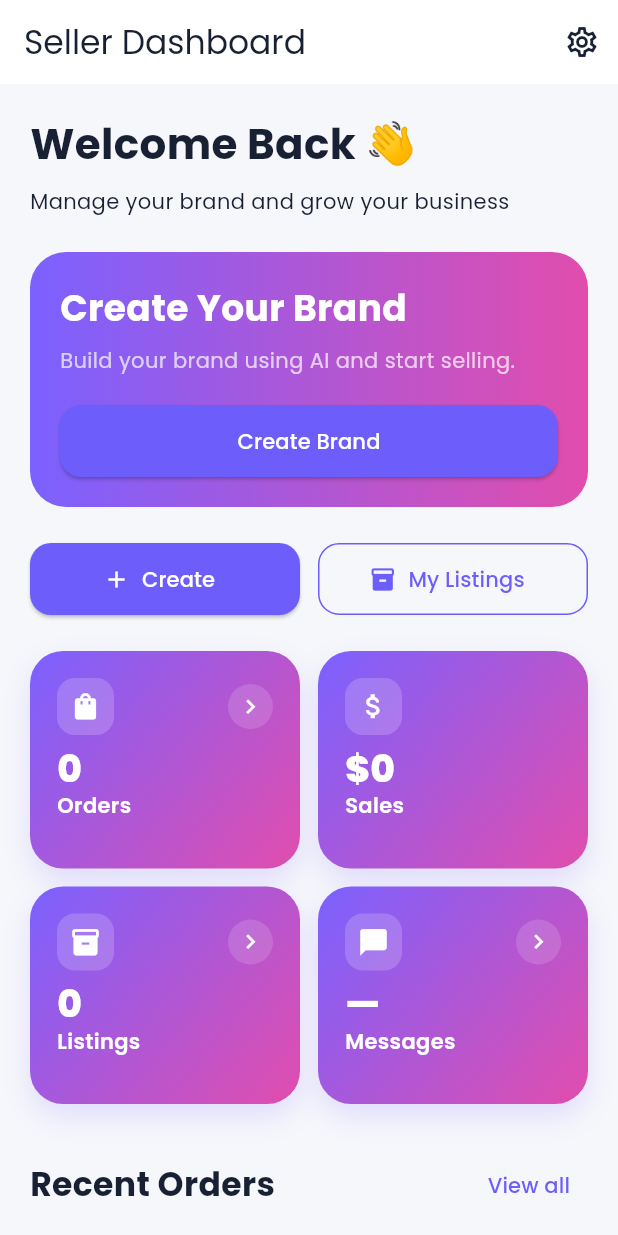
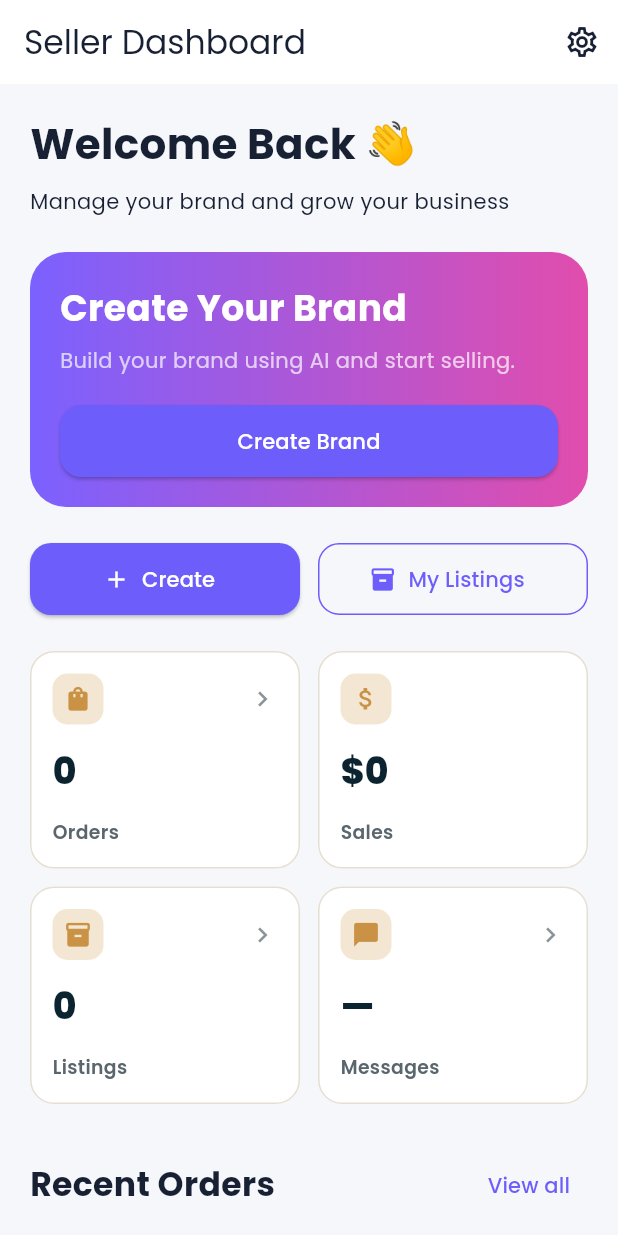
Before and after one commit to ujwaljetly-create/brandNextDoor, a Flutter app: the SellerDashboardScreen screen opened by its route, on a phone screen of 412 x 824 dp. Run offline on Flutter 3.47's test engine with Material 3 defaults, Android fonts, the phone set to English and light mode, and no system bars; our stand-ins replace cloud_firestore, firebase_auth, firebase_core, firebase_messaging, firebase_storage, flutter_dotenv and 6 more; accounts and stored records are empty.

Commit message:
Restyle seller dashboard metric cards

```diff
--- a/lib/features/seller/widgets/dashboard_stat_card.dart
+++ b/lib/features/seller/widgets/dashboard_stat_card.dart
@@ -5,6 +5,7 @@ class DashboardStatCard extends StatelessWidget {
   final String value;
   final IconData icon;
   final VoidCallback? onTap;
+  final String? changeLabel;
 
   const DashboardStatCard({
     super.key,
@@ -12,109 +13,80 @@ class DashboardStatCard extends StatelessWidget {
     required this.value,
     required this.icon,
     this.onTap,
+    this.changeLabel,
   });
 
   @override
   Widget build(BuildContext context) {
-    return LayoutBuilder(
-      builder: (context, constraints) {
-        final isCompact = constraints.maxHeight < 120;
+    const navy = Color(0xFF0C2430);
+    const gold = Color(0xFFC99245);
 
-        return DecoratedBox(
+    return Material(
+      color: Colors.white,
+      borderRadius: BorderRadius.circular(16),
+      child: InkWell(
+        borderRadius: BorderRadius.circular(16),
+        onTap: onTap,
+        child: Container(
+          padding: const EdgeInsets.all(14),
           decoration: BoxDecoration(
-            borderRadius: BorderRadius.circular(22),
-            gradient: const LinearGradient(
-              begin: Alignment.topLeft,
-              end: Alignment.bottomRight,
-              colors: [
-                Color(0xFF7B61FF),
-                Color(0xFFE14DAD),
-              ],
+            borderRadius: BorderRadius.circular(16),
+            border: Border.all(color: const Color(0xFFE6DED2)),
           ),
-            boxShadow: [
-              BoxShadow(
-                color: const Color(0xFF7B61FF).withValues(alpha: 0.18),
-                blurRadius: 16,
-                offset: const Offset(0, 8),
-              ),
-            ],
-          ),
-          child: Material(
-            color: Colors.transparent,
-            child: InkWell(
-              borderRadius: BorderRadius.circular(22),
-              onTap: onTap,
-              child: Padding(
-                padding: EdgeInsets.all(isCompact ? 12 : 18),
           child: Column(
             crossAxisAlignment: CrossAxisAlignment.start,
-                  mainAxisSize: MainAxisSize.max,
+            mainAxisAlignment: MainAxisAlignment.spaceBetween,
             children: [
               Row(
                 children: [
                   Container(
-                          width: isCompact ? 34 : 38,
-                          height: isCompact ? 34 : 38,
+                    width: 34,
+                    height: 34,
                     decoration: BoxDecoration(
-                            color: Colors.white.withValues(alpha: 0.18),
-                            borderRadius: BorderRadius.circular(12),
+                      color: const Color(0xFFF3E7D4),
+                      borderRadius: BorderRadius.circular(10),
                     ),
-                          child: Icon(
-                            icon,
-                            color: Colors.white,
-                            size: isCompact ? 19 : 21,
-                          ),
+                    child: Icon(icon, color: gold, size: 19),
                   ),
                   const Spacer(),
                   if (onTap != null)
-                          Container(
-                            width: isCompact ? 28 : 30,
-                            height: isCompact ? 28 : 30,
-                            decoration: BoxDecoration(
-                              color: Colors.white.withValues(alpha: 0.14),
-                              shape: BoxShape.circle,
-                            ),
-                            child: const Icon(
-                              Icons.chevron_right,
-                              size: 19,
-                              color: Colors.white,
-                            ),
-                          ),
+                    const Icon(Icons.chevron_right, color: Color(0xFF8B9398), size: 20),
                 ],
               ),
-                    SizedBox(height: isCompact ? 6 : 10),
-                    Flexible(
-                      child: Text(
+              Text(
                 value,
                 maxLines: 1,
                 overflow: TextOverflow.ellipsis,
-                        style: TextStyle(
-                          fontSize: isCompact ? 21 : 25,
-                          height: 1.0,
+                style: const TextStyle(
+                  color: navy,
+                  fontSize: 24,
+                  height: 1,
                   fontWeight: FontWeight.w800,
-                          color: Colors.white,
                 ),
               ),
-                    ),
-                    SizedBox(height: isCompact ? 2 : 4),
               Text(
                 title,
                 maxLines: 1,
                 overflow: TextOverflow.ellipsis,
-                      style: TextStyle(
-                        color: Colors.white,
-                        fontSize: isCompact ? 12.5 : 14,
-                        height: 1.1,
+                style: const TextStyle(
+                  color: Color(0xFF59666D),
+                  fontSize: 12.5,
                   fontWeight: FontWeight.w600,
+                ),
+              ),
+              if (changeLabel != null)
+                Text(
+                  changeLabel!,
+                  style: const TextStyle(
+                    color: Color(0xFF15936D),
+                    fontSize: 11,
+                    fontWeight: FontWeight.w700,
                   ),
                 ),
             ],
           ),
         ),
       ),
-          ),
-        );
-      },
     );
   }
 }
```
Lines whose indentation alone changed are shown as unchanged.
